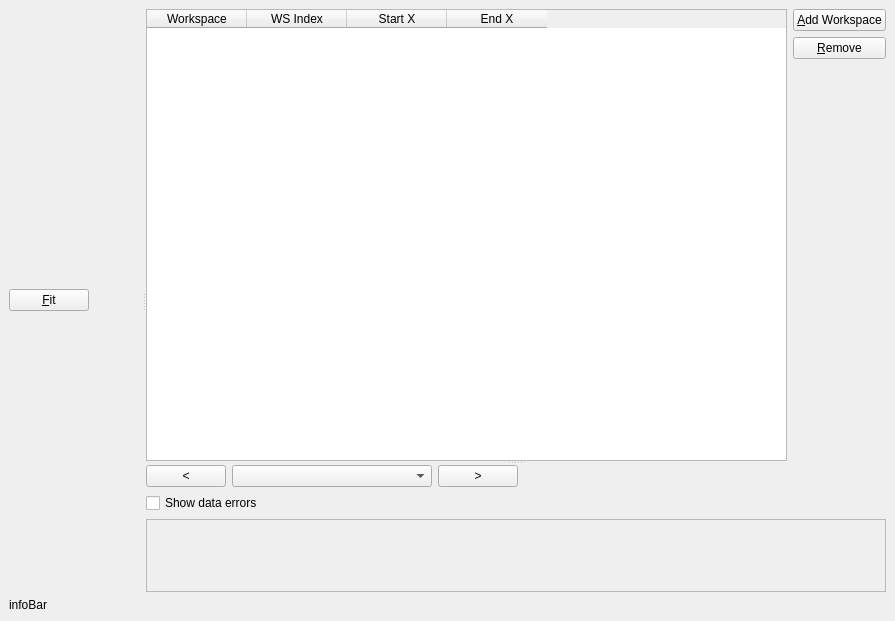
The window that Code/Mantid/MantidQt/CustomInterfaces/inc/MantidQtCustomInterfaces/MultiDatasetFit/MultiDatasetFit.ui (mantidproject/mantid) describes before a commit, drawn with Qt 5.
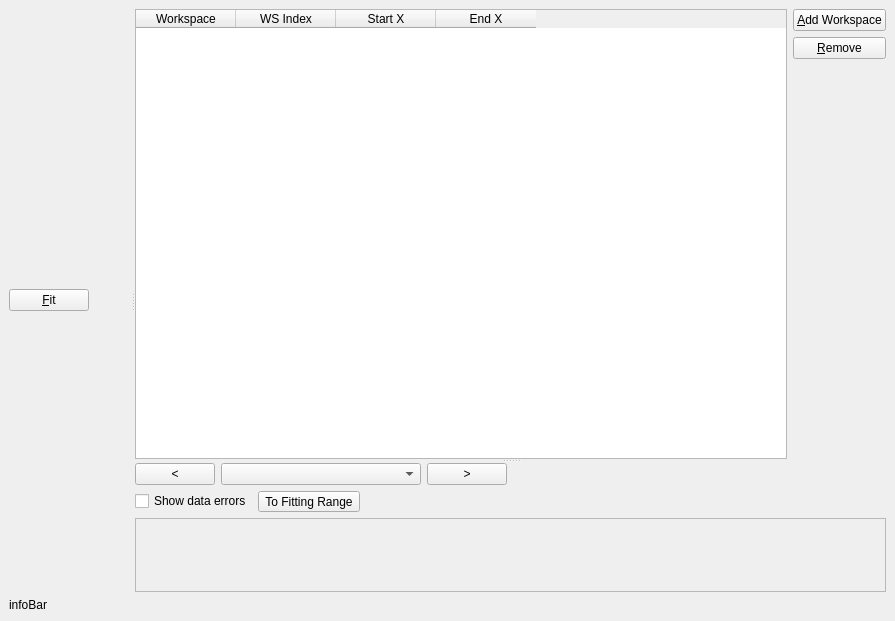
The same window after the commit. Custom widgets are drawn as their Qt base class.

Commit message: Re #12210. Added two tool buttons.

```diff
--- a/Code/Mantid/MantidQt/CustomInterfaces/inc/MantidQtCustomInterfaces/MultiDatasetFit/MultiDatasetFit.ui
+++ b/Code/Mantid/MantidQt/CustomInterfaces/inc/MantidQtCustomInterfaces/MultiDatasetFit/MultiDatasetFit.ui
@@ -220,11 +220,37 @@
              </property>
              <item>
               <widget class="QCheckBox" name="cbShowDataErrors">
+               <property name="toolTip">
+                <string>Show the error bars on the data curve.</string>
+               </property>
                <property name="text">
                 <string>Show data errors</string>
                </property>
               </widget>
              </item>
+             <item>
+              <widget class="QToolButton" name="btnToFittingRange">
+               <property name="toolTip">
+                <string>Zoom to current fitting range.</string>
+               </property>
+               <property name="text">
+                <string>To Fitting Range</string>
+               </property>
+              </widget>
+             </item>
+             <item>
+              <spacer name="horizontalSpacer_4">
+               <property name="orientation">
+                <enum>Qt::Horizontal</enum>
+               </property>
+               <property name="sizeHint" stdset="0">
+                <size>
+                 <width>40</width>
+                 <height>20</height>
+                </size>
+               </property>
+              </spacer>
+             </item>
             </layout>
            </widget>
            <widget class="QWidget" name="RangePage">
@@ -234,11 +260,24 @@
              </property>
              <item>
               <widget class="QCheckBox" name="cbApplyRangeToAll">
+               <property name="toolTip">
+                <string>Apply selected fitting range to all spectra.</string>
+               </property>
                <property name="text">
                 <string>Apply to all spectra</string>
                </property>
               </widget>
              </item>
+             <item>
+              <widget class="QToolButton" name="btnToVisibleRange">
+               <property name="toolTip">
+                <string>Set fitting range to visible region.</string>
+               </property>
+               <property name="text">
+                <string>To Visible</string>
+               </property>
+              </widget>
+             </item>
              <item>
               <spacer name="horizontalSpacer_3">
                <property name="orientation">
```
The commit also changes 3 other files.
